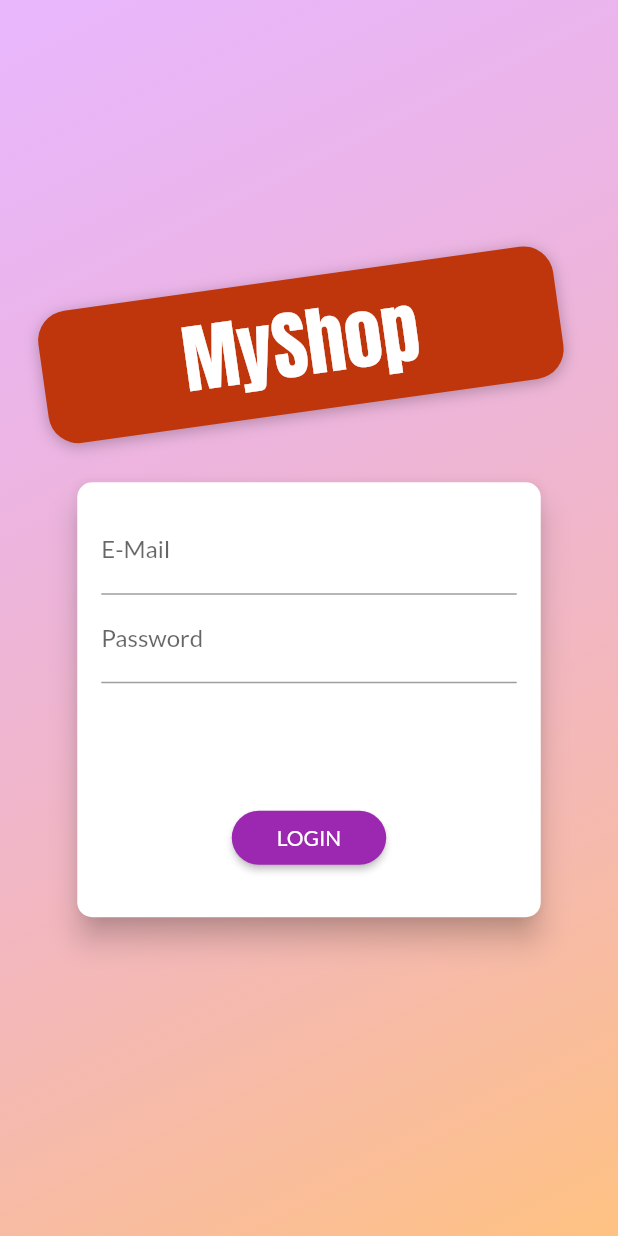
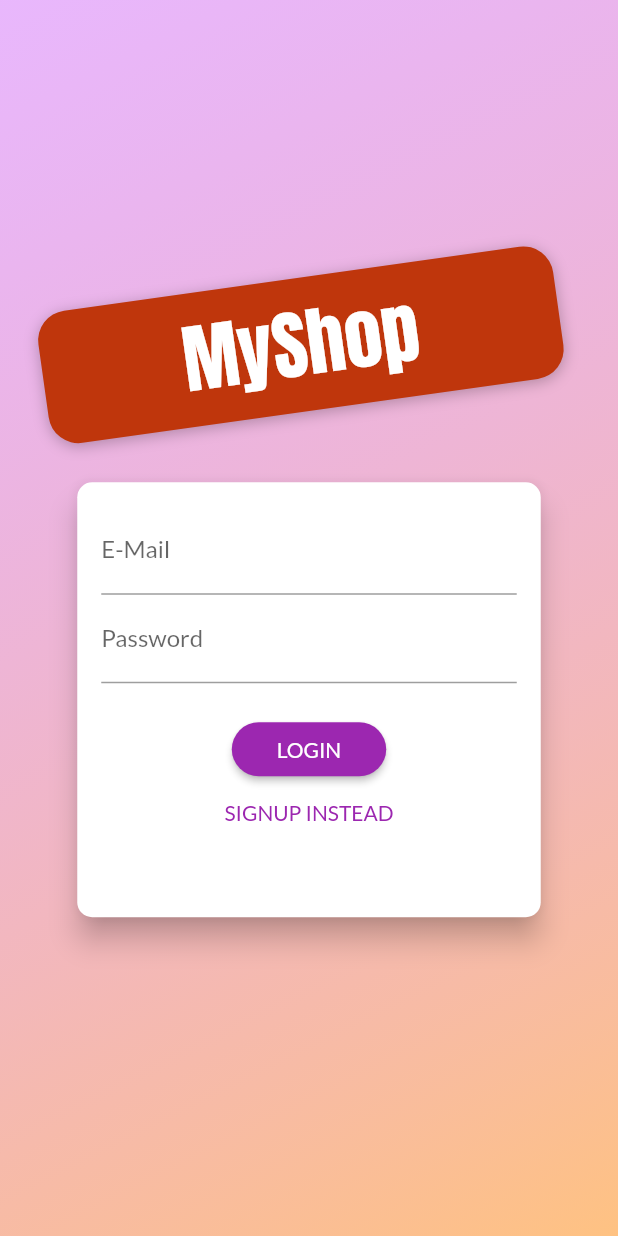
Before and after one commit to kaings-flutter/flutter_proj8, a Flutter app: the screen it shows after launch, on a phone screen of 412 x 824 dp. Run offline on Flutter 3.47's test engine with Material 2 defaults, Android fonts, the phone set to English and light mode, and no system bars; our stand-ins replace shared_preferences; network calls fail.

```diff
--- a/lib/screens/auth_screen.dart
+++ b/lib/screens/auth_screen.dart
@@ -291,11 +291,18 @@ class _AuthCardState extends State<AuthCard>
                     _authData['password'] = value;
                   },
                 ),
-                FadeTransition(
+                AnimatedContainer(
+                  duration: Duration(milliseconds: 500),
+                  constraints: BoxConstraints(
+                    minHeight: _authMode == AuthMode.Signup ? 90 : 0,
+                    maxHeight: _authMode == AuthMode.Signup ? 150 : 0,
+                  ),
+                  child: FadeTransition(
                     opacity: _opacityAnimation,
                     child: TextFormField(
                       enabled: _authMode == AuthMode.Signup,
-                    decoration: InputDecoration(labelText: 'Confirm Password'),
+                      decoration:
+                          InputDecoration(labelText: 'Confirm Password'),
                       obscureText: true,
                       validator: _authMode == AuthMode.Signup
                           ? (value) {
@@ -304,6 +311,7 @@ class _AuthCardState extends State<AuthCard>
                               }
                             }
                           : null,
+                    ),
                   ),
                 ),
                 SizedBox(
```
Lines whose indentation alone changed are shown as unchanged.
